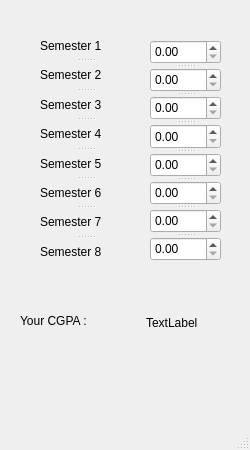
Old version of the form AUCGPA.ui in the repository dineshprabut/AU_CGPA_Calculator.
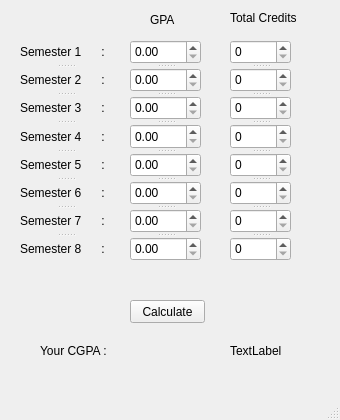
New version of the form.

The edit to the form file:
```diff
--- a/AUCGPA.ui
+++ b/AUCGPA.ui
@@ -6,20 +6,20 @@
    <rect>
     <x>0</x>
     <y>0</y>
-    <width>250</width>
-    <height>450</height>
+    <width>340</width>
+    <height>420</height>
    </rect>
   </property>
   <property name="minimumSize">
    <size>
-    <width>250</width>
-    <height>450</height>
+    <width>340</width>
+    <height>420</height>
    </size>
   </property>
   <property name="maximumSize">
    <size>
-    <width>250</width>
-    <height>450</height>
+    <width>340</width>
+    <height>420</height>
    </size>
   </property>
   <property name="windowTitle">
@@ -29,7 +29,7 @@
    <widget class="QSplitter" name="splitter_2">
     <property name="geometry">
      <rect>
-      <x>150</x>
+      <x>130</x>
       <y>40</y>
       <width>71</width>
       <height>221</height>
@@ -50,8 +50,8 @@
    <widget class="QLabel" name="label_17">
     <property name="geometry">
      <rect>
-      <x>20</x>
-      <y>310</y>
+      <x>40</x>
+      <y>340</y>
       <width>71</width>
       <height>21</height>
      </rect>
@@ -63,8 +63,8 @@
    <widget class="QLabel" name="label_18">
     <property name="geometry">
      <rect>
-      <x>146</x>
-      <y>312</y>
+      <x>230</x>
+      <y>340</y>
       <width>71</width>
       <height>21</height>
      </rect>
@@ -76,10 +76,10 @@
    <widget class="QSplitter" name="splitter">
     <property name="geometry">
      <rect>
-      <x>40</x>
-      <y>33</y>
+      <x>20</x>
+      <y>40</y>
       <width>91</width>
-      <height>231</height>
+      <height>221</height>
      </rect>
     </property>
     <property name="orientation">
@@ -87,45 +87,114 @@
     </property>
     <widget class="QLabel" name="label">
      <property name="text">
-      <string>Semester 1         :</string>
+      <string>Semester 1      :</string>
      </property>
     </widget>
     <widget class="QLabel" name="label_2">
      <property name="text">
-      <string>Semester 2         : </string>
+      <string>Semester 2      : </string>
      </property>
     </widget>
     <widget class="QLabel" name="label_3">
      <property name="text">
-      <string>Semester 3         :</string>
+      <string>Semester 3      :</string>
      </property>
     </widget>
     <widget class="QLabel" name="label_4">
      <property name="text">
-      <string>Semester 4         :</string>
+      <string>Semester 4      :</string>
      </property>
     </widget>
     <widget class="QLabel" name="label_5">
      <property name="text">
-      <string>Semester 5         :</string>
+      <string>Semester 5      :</string>
      </property>
     </widget>
     <widget class="QLabel" name="label_6">
      <property name="text">
-      <string>Semester 6         :</string>
+      <string>Semester 6      :</string>
      </property>
     </widget>
     <widget class="QLabel" name="label_7">
      <property name="text">
-      <string>Semester 7         :</string>
+      <string>Semester 7      :</string>
      </property>
     </widget>
     <widget class="QLabel" name="label_8">
      <property name="text">
-      <string>Semester 8         :</string>
+      <string>Semester 8      :</string>
      </property>
     </widget>
    </widget>
+   <widget class="QLabel" name="label_9">
+    <property name="geometry">
+     <rect>
+      <x>230</x>
+      <y>10</y>
+      <width>71</width>
+      <height>16</height>
+     </rect>
+    </property>
+    <property name="text">
+     <string>Total Credits</string>
+    </property>
+   </widget>
+   <widget class="QPushButton" name="pushButton">
+    <property name="geometry">
+     <rect>
+      <x>130</x>
+      <y>300</y>
+      <width>75</width>
+      <height>23</height>
+     </rect>
+    </property>
+    <property name="text">
+     <string>Calculate</string>
+    </property>
+   </widget>
+   <widget class="QLabel" name="label_10">
+    <property name="geometry">
+     <rect>
+      <x>150</x>
+      <y>10</y>
+      <width>41</width>
+      <height>20</height>
+     </rect>
+    </property>
+    <property name="contextMenuPolicy">
+     <enum>Qt::DefaultContextMenu</enum>
+    </property>
+    <property name="frameShape">
+     <enum>QFrame::NoFrame</enum>
+    </property>
+    <property name="frameShadow">
+     <enum>QFrame::Plain</enum>
+    </property>
+    <property name="text">
+     <string>GPA</string>
+    </property>
+   </widget>
+   <widget class="QSplitter" name="splitter_3">
+    <property name="geometry">
+     <rect>
+      <x>230</x>
+      <y>40</y>
+      <width>61</width>
+      <height>221</height>
+     </rect>
+    </property>
+    <property name="orientation">
+     <enum>Qt::Vertical</enum>
+    </property>
+    <widget class="QSpinBox" name="spinBox"/>
+    <widget class="QSpinBox" name="spinBox_2"/>
+    <widget class="QSpinBox" name="spinBox_3"/>
+    <widget class="QSpinBox" name="spinBox_4"/>
+    <widget class="QSpinBox" name="spinBox_5"/>
+    <widget class="QSpinBox" name="spinBox_6"/>
+    <widget class="QSpinBox" name="spinBox_7"/>
+    <widget class="QSpinBox" name="spinBox_8"/>
+   </widget>
   </widget>
   <widget class="QMenuBar" name="menubar">
    <property name="geometry">
```
Left out of the diff: 2 changed lines with no effect on the pictures.
